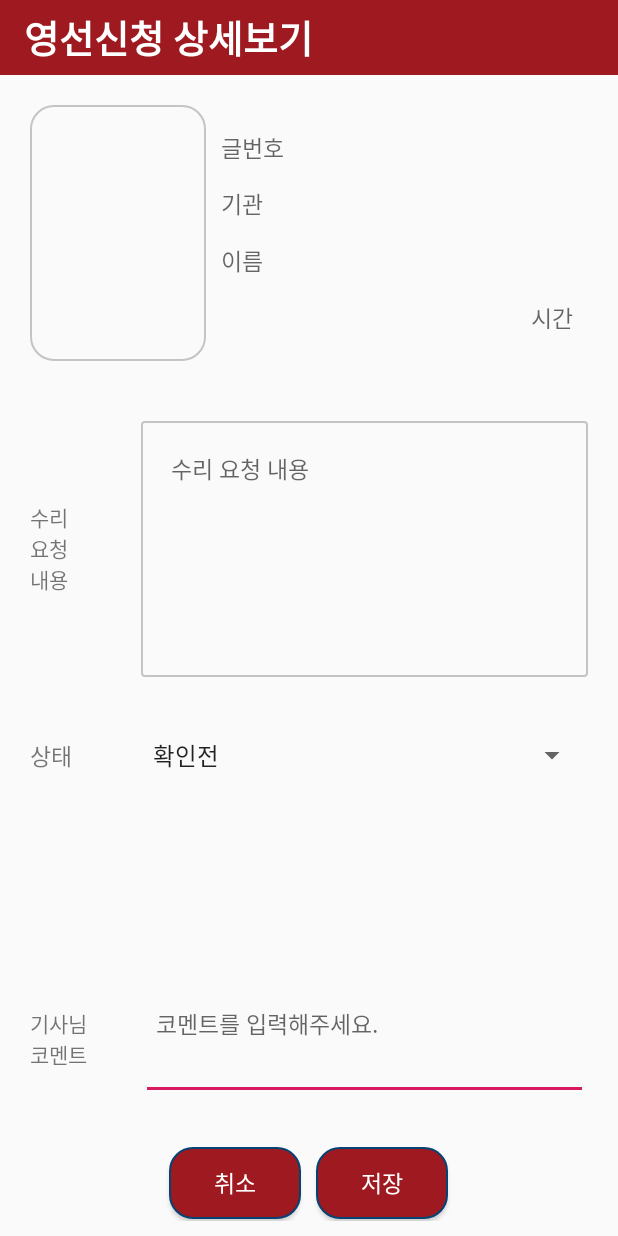
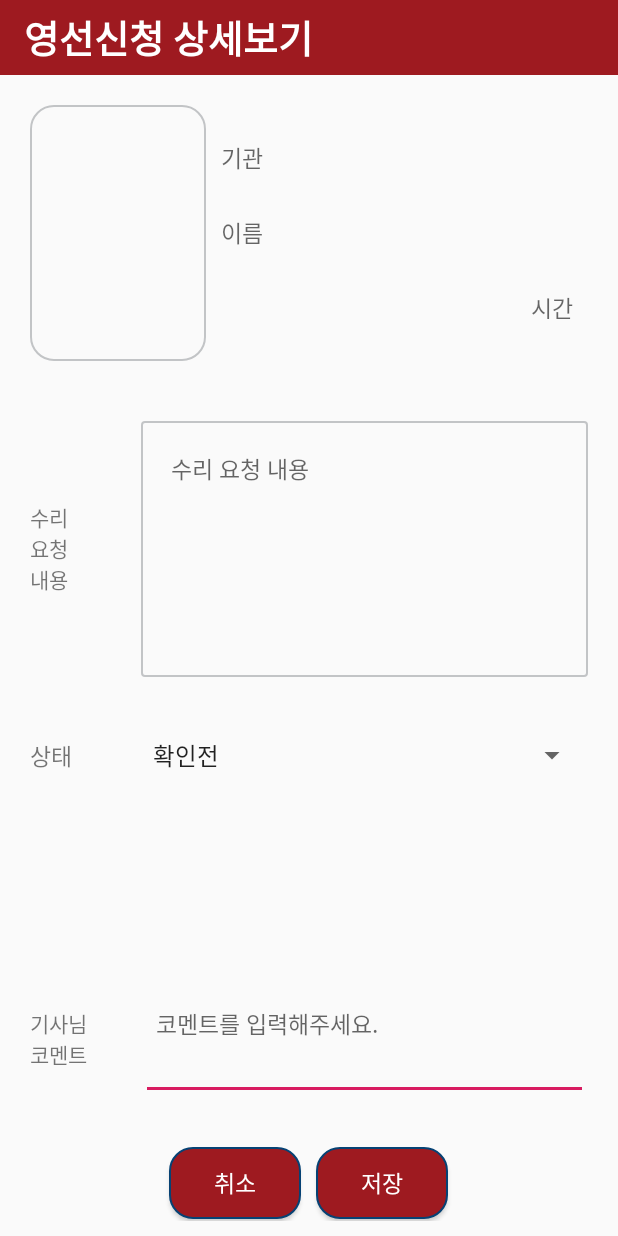
Before and after one commit to vimpizz/FixSWU, an Android app: the AdminWriteActivity screen opened directly, with no data from a screen before it, on a phone screen of 412 x 824 dp. Run offline under Robolectric (Android 15) with nearby library versions, the phone set to English and light mode, and no system bars; our stand-ins replace Firebase (no records; nobody signed in at launch, a user with empty details on screens opened directly); 3 statements that could not run were skipped.

Commit message:
applyNum 지움

```diff
--- a/app/src/main/java/com/swu/cho4/fixswu/admin/AdminWriteActivity.java
+++ b/app/src/main/java/com/swu/cho4/fixswu/admin/AdminWriteActivity.java
@@ -1,6 +1,7 @@
 package com.swu.cho4.fixswu.admin;
 
 import android.os.Bundle;
+import android.text.TextUtils;
 import android.view.View;
 import android.widget.AdapterView;
 import android.widget.EditText;
@@ -52,7 +53,6 @@ public class AdminWriteActivity extends AppCompatActivity {
         setContentView(R.layout.activity_admin_write);
 
         mImgProfile = findViewById(R.id.imgWriteAdmin);
-        mTxtApplyNum = findViewById(R.id.txtApplyNum);
        // mTxtStuNum = findViewById(R.id.edtStuNum);
         mTxtName = findViewById(R.id.txtName);
         mTxtHouse = findViewById(R.id.txtHouse);
@@ -86,8 +86,6 @@ public class AdminWriteActivity extends AppCompatActivity {
                             } catch (Exception e) {
                                 e.printStackTrace();
                             }
-
-                            mTxtApplyNum.setText(mBoardBean.ApplyNum);
                             mTxtName.setText(mBoardBean.name);
                             mTxtHouse.setText(mBoardBean.house+" "+mBoardBean.roomNum+"호  "+mBoardBean.deskNum);
                             mTxtDate.setText(mBoardBean.date);
@@ -126,6 +124,10 @@ public class AdminWriteActivity extends AppCompatActivity {
 
     // 게시물 수정
     private void update(){
+        if(mBoardBean.intCondition==1){
+
+        }else
+
         mBoardBean.intCondition=mIntCondition;
         mBoardBean.condition = mBoardBean.intToCondition();
         mBoardBean.comment=mEdtComment.getText().toString();
--- a/app/src/main/res/layout/activity_admin_write.xml
+++ b/app/src/main/res/layout/activity_admin_write.xml
@@ -55,24 +55,6 @@
                 android:layout_width="match_parent"
                 android:layout_height="0dp"
                 android:layout_weight="2"
-                android:orientation="horizontal">
-
-                <TextView
-                    android:id="@+id/txtApplyNum"
-                    android:layout_width="0dp"
-                    android:layout_height="match_parent"
-                    android:layout_weight="1"
-                    android:fontFamily="@font/kopubdotummedium"
-                    android:hint="글번호"
-                    android:gravity="center|left"
-                    android:textSize="15dp"/>
-
-            </LinearLayout>
-
-            <LinearLayout
-                android:layout_width="match_parent"
-                android:layout_height="0dp"
-                android:layout_weight="2"
                 android:orientation="horizontal"
                 android:gravity="center|left">
 
@@ -85,27 +67,6 @@
                     android:hint="기관"
                     android:gravity="center|left"
                     android:textSize="15dp"/>
-
-<!--
-                <TextView
-                    android:id="@+id/txtRoomNum"
-                    android:layout_width="0dp"
-                    android:layout_height="match_parent"
-                    android:fontFamily="@font/kopubdotummedium"
-                    android:layout_weight="1"
-                    android:hint="방"
-                    android:gravity="center|left"/>
-
-                <TextView
-                    android:id="@+id/txtDeskNum"
-                    android:layout_width="0dp"
-                    android:layout_height="match_parent"
-                    android:fontFamily="@font/kopubdotummedium"
-                    android:layout_weight="1"
-                    android:hint="번호"
-                    android:gravity="center|left"
-                    android:textSize="15dp"/>
--->
 
             </LinearLayout>
 
--- a/app/src/main/res/layout/activity_write.xml
+++ b/app/src/main/res/layout/activity_write.xml
@@ -173,11 +173,11 @@
                 android:layout_weight="8"
                 android:ems="10"
                 android:fontFamily="@font/kopubdotummedium"
-                android:hint="2번"
+                android:gravity="center|left"
+                android:hint="2번(선택사항)"
                 android:inputType="textPersonName"
                 android:maxLines="1"
-                android:textSize="15dp"
-                android:gravity="center|left"/>
+                android:textSize="15dp" />
         </LinearLayout>
     </LinearLayout>
 
--- a/app/src/main/res/layout/view_board_item.xml
+++ b/app/src/main/res/layout/view_board_item.xml
@@ -25,7 +25,7 @@
                 android:layout_height="match_parent"
                 android:layout_weight="7"
                 android:fontFamily="@font/kopubdotumbold"
-                android:gravity="center|right"
+                android:gravity="center|left"
                 android:text="신청날짜,시간"
                 android:textSize="15dp" />
         </LinearLayout>
```
Also changed, not shown: app/src/main/res/layout/activity_modify_write.xml (+12 -12 lines).
